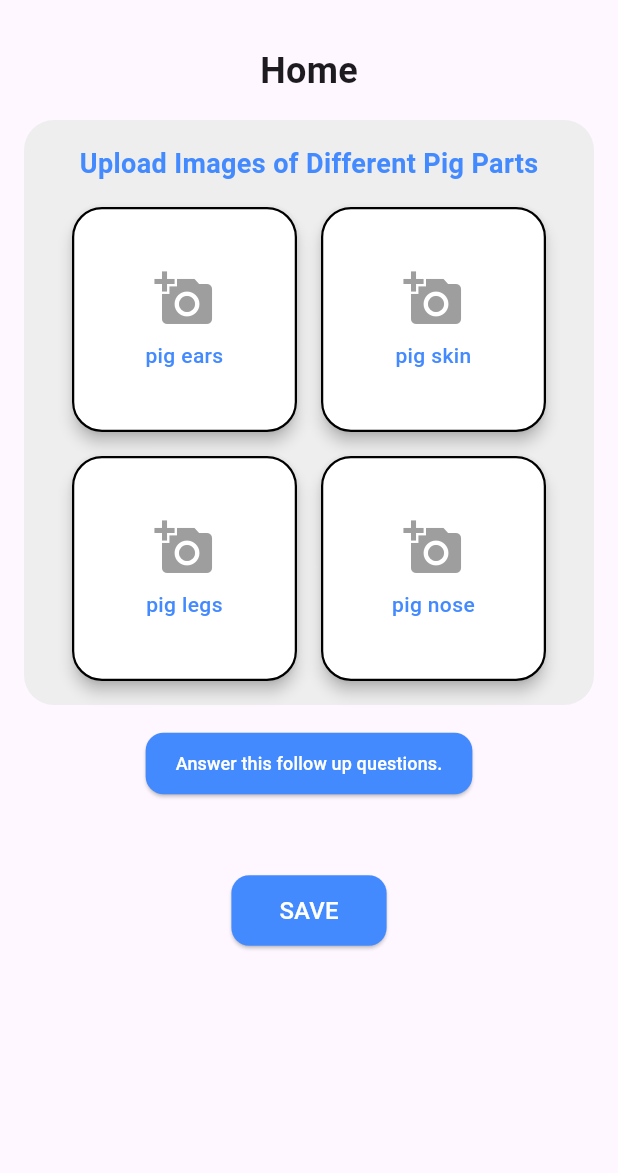
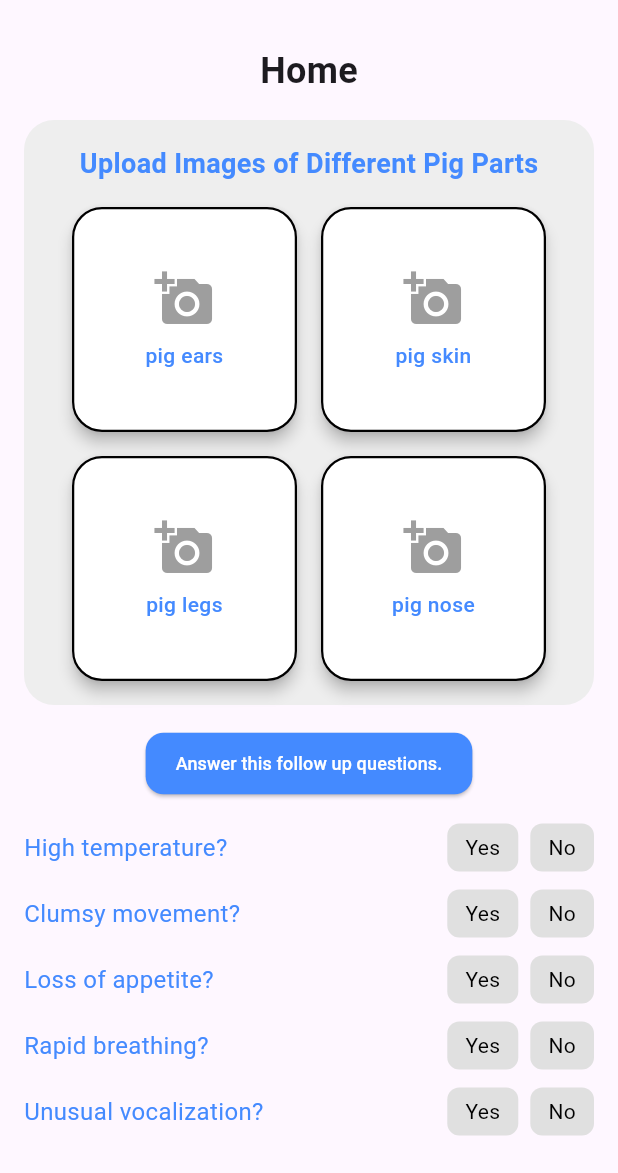
Before and after one commit to MorsHs/swine_care, a Flutter app: the HomePage screen opened by its route, on a phone screen of 412 x 824 dp, the part 63-1236 px from its top. Run offline on Flutter 3.47's test engine with Material 3 defaults, Android fonts, the phone set to English and light mode, and no system bars; drawn by our look-alikes of flutter_advanced_drawer; our stand-ins replace flutter_settings_screens, go_router, google_fonts, image_picker, lottie, smooth_page_indicator.

Commit message:
enhancing homepage

```diff
--- a/lib/feature/homepage/presentation/pages/HomePage.dart
+++ b/lib/feature/homepage/presentation/pages/HomePage.dart
@@ -7,6 +7,7 @@ import 'package:swine_care/feature/homepage/presentation/widget/CheckerButton.da
 import 'package:swine_care/feature/homepage/presentation/widget/HomeLabel.dart';
 import 'package:swine_care/feature/homepage/presentation/widget/SaveButton.dart';
 import 'package:swine_care/global_widget/AdvanceDrawer.dart';
+import 'package:swine_care/feature/homepage/presentation/widget/SymptomsChecker.dart';
 
 class HomePage extends StatefulWidget {
   const HomePage({super.key});
@@ -41,6 +42,7 @@ class _HomePageState extends State<HomePage> {
       drawerController: _drawerController,
       body: Padding(
         padding: const EdgeInsets.all(16.0),
+        child: SingleChildScrollView(
           child: Column(
             mainAxisAlignment: MainAxisAlignment.start,
             children: [
@@ -91,12 +93,15 @@ class _HomePageState extends State<HomePage> {
               ),
               const SizedBox(height: 15),
               const CheckerButton(),
+              const SizedBox(height: 10),
+              const SymptomsChecker(),
               const SizedBox(height: 50),
               const SaveButton(),
               const SizedBox(height: 20),
             ],
           ),
         ),
+      ),
     );
   }
 }
--- /dev/null
+++ b/lib/feature/homepage/presentation/widget/SymptomsChecker.dart
@@ -0,0 +1,103 @@
+import 'package:flutter/material.dart';
+import 'package:google_fonts/google_fonts.dart';
+
+class SymptomsChecker extends StatefulWidget {
+  const SymptomsChecker({super.key});
+
+  @override
+  _SymptomsCheckerState createState() => _SymptomsCheckerState();
+}
+
+class _SymptomsCheckerState extends State<SymptomsChecker> {
+  final Map<String, bool?> _answers = {
+    "High temperature?": null,
+    "Clumsy movement?": null,
+    "Loss of appetite?": null,
+    "Rapid breathing?": null,
+    "Unusual vocalization?": null,
+  };
+
+  void _setAnswer(String question, bool answer) {
+    setState(() {
+      _answers[question] = answer;
+    });
+  }
+
+  @override
+  Widget build(BuildContext context) {
+    return Column(
+      children: _answers.keys.map((question) {
+        return Padding(
+          padding: const EdgeInsets.symmetric(vertical: 6),
+          child: Row(
+            mainAxisAlignment: MainAxisAlignment.spaceBetween,
+            children: [
+              Expanded(
+                child: Text(
+                  question,
+                  style: GoogleFonts.concertOne(
+                    fontSize: 16,
+                    color: Colors.blueAccent,
+                  ),
+                ),
+              ),
+              Row(
+                children: [
+
+                  // Yes Button
+                  GestureDetector(
+                    onTap: () => _setAnswer(question, true),
+                    child: Container(
+                      padding: const EdgeInsets.symmetric(
+                          horizontal: 12, vertical: 6
+                      ),
+                      decoration: BoxDecoration(
+                        color: _answers[question] == true
+                            ? Colors.green
+                            : Colors.grey[300],
+                        borderRadius: BorderRadius.circular(8),
+                      ),
+                      child: Text(
+                        "Yes",
+                        style: TextStyle(
+                          color: _answers[question] == true
+                              ? Colors.white
+                              : Colors.black,
+                        ),
+                      ),
+                    ),
+                  ),
+                  const SizedBox(width: 8),
+
+                  // No Button
+                  GestureDetector(
+                    onTap: () => _setAnswer(question, false),
+                    child: Container(
+                      padding: const EdgeInsets.symmetric(
+                          horizontal: 12, vertical: 6
+                      ),
+                      decoration: BoxDecoration(
+                        color: _answers[question] == false
+                            ? Colors.red
+                            : Colors.grey[300],
+                        borderRadius: BorderRadius.circular(8),
+                      ),
+                      child: Text(
+                        "No",
+                        style: TextStyle(
+                          color: _answers[question] == false
+                              ? Colors.white
+                              : Colors.black,
+                        ),
+                      ),
+                    ),
+                  ),
+                ],
+              ),
+            ],
+          ),
+        );
+      }).toList(),
+    );
+  }
+}
--- a/lib/global_widget/AdvanceDrawer.dart
+++ b/lib/global_widget/AdvanceDrawer.dart
@@ -51,6 +51,7 @@ class DrawerMenu extends StatelessWidget {
             ),
 
             const Spacer(),
+
             _buildDrawerItem(
               context,
               icon: Icons.logout_outlined,
```
Lines whose indentation alone changed are shown as unchanged.
